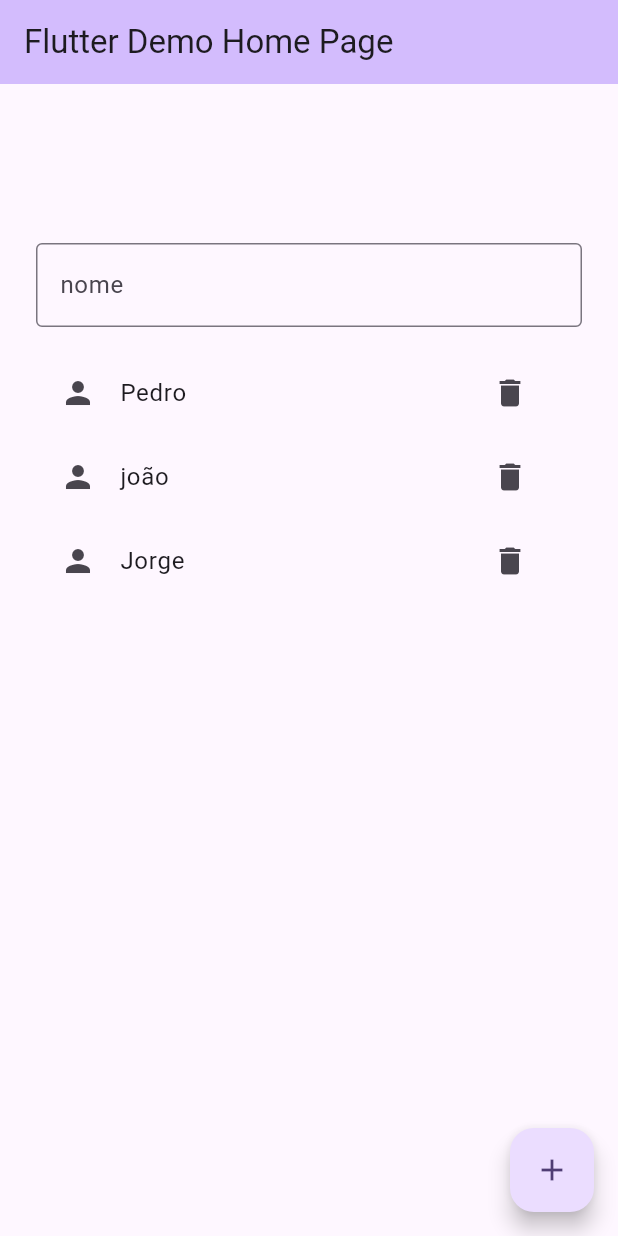
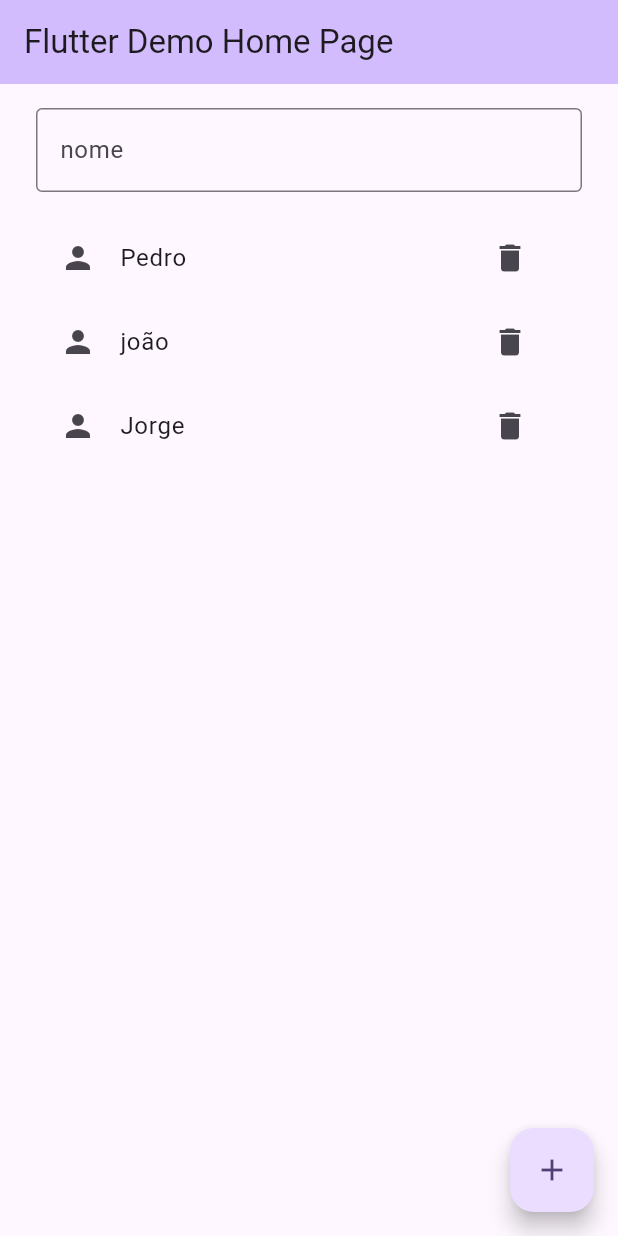
Before and after one commit to SunDuckz/to_do, a Flutter app: the screen it shows after launch, on a phone screen of 412 x 824 dp. Run offline on Flutter 3.47's test engine with Material 3 defaults, Android fonts, the phone set to English and light mode, and no system bars.

Commit message:
organização do listWidget

```diff
--- a/lib/pages/home_page.dart
+++ b/lib/pages/home_page.dart
@@ -22,16 +22,15 @@ class _MyHomePageState extends State<HomePage> {
           backgroundColor: Theme.of(context).colorScheme.inversePrimary,
           title: Text(widget.title),
         ),
-        body: Center(
-            child: Column(
-                mainAxisAlignment: MainAxisAlignment.center,
-                children: <Widget>[
+        body: Column(
+            mainAxisAlignment: MainAxisAlignment.start,
+            children: <Widget>[
               InputWidget(controller: nomeController),
               Listwidget(
                   listaUsuario: listaUsuario,
                   addNome: addNome,
                   deleteNome: deleteNome)
-            ])),
+            ]),
         floatingActionButton: FloatingActionButton(
           tooltip: "Adicionar nome",
           onPressed: addNome,
--- a/lib/widgets/listWidget.dart
+++ b/lib/widgets/listWidget.dart
@@ -13,13 +13,11 @@ class Listwidget extends StatelessWidget {
 
   @override
   Widget build(BuildContext context) {
-    return SingleChildScrollView(
-        scrollDirection: Axis.vertical,
-        child: SizedBox(
-            height: 500,
+    return Expanded(
       child: ListView.builder(
           padding: EdgeInsets.symmetric(vertical: 0, horizontal: 24),
           itemCount: listaUsuario.length,
+          shrinkWrap: true,
           itemBuilder: (context, index) {
             return ListTile(
                 leading: Icon(Icons.person),
@@ -27,7 +25,8 @@ class Listwidget extends StatelessWidget {
                     onPressed: () => _deleteNome(listaUsuario[index]),
                     icon: Icon(Icons.delete)),
                 title: Text(listaUsuario[index]));
-                })));
+          }),
+    );
   }
 
   void _deleteNome(String name) {
```
Lines whose indentation alone changed are shown as unchanged.
